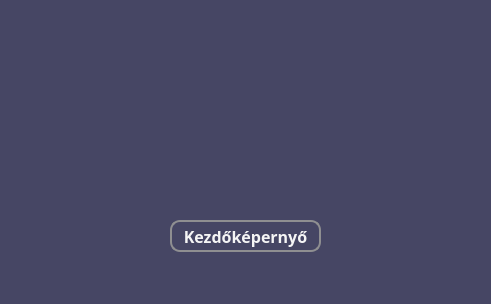
Before: the Qt Designer form src/main/resources/ui/yellow/yellowResultsScreen.ui in pkristof1999/Szakdolgozat, drawn with Qt 5.
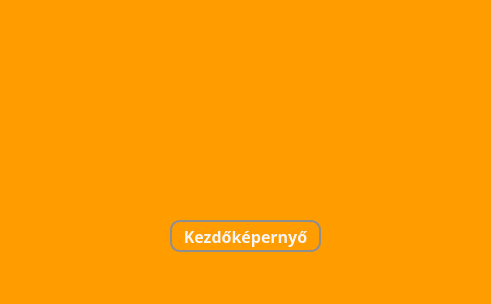
After: the same form once the commit is applied.

```diff
--- a/src/main/resources/ui/yellow/yellowResultsScreen.ui
+++ b/src/main/resources/ui/yellow/yellowResultsScreen.ui
@@ -15,7 +15,7 @@
   </property>
   <property name="styleSheet">
    <string notr="true">* {
-	background-color: rgb(70, 70, 100);
+	background-color: #FF9C00;
 	font-size: 16pt;
 	color: grey;
 }</string>
@@ -32,7 +32,7 @@
     </property>
     <property name="styleSheet">
      <string notr="true">* {
-	background-color: rgb(70, 70, 100);
+	background-color: #FF9C00;
     font-size: 16px;
     font-weight: bold;
 }</string>
@@ -55,7 +55,7 @@
      </property>
      <property name="styleSheet">
       <string notr="true">* {
-	background-color: rgb(70, 70, 100);
+	background-color: #FF9C00;
 	border: 2px solid #8f8f91;
 	border-radius: 10px;
 	color: whitesmoke;
```
Left out of the diff: 4 changed lines with no effect on the pictures.
